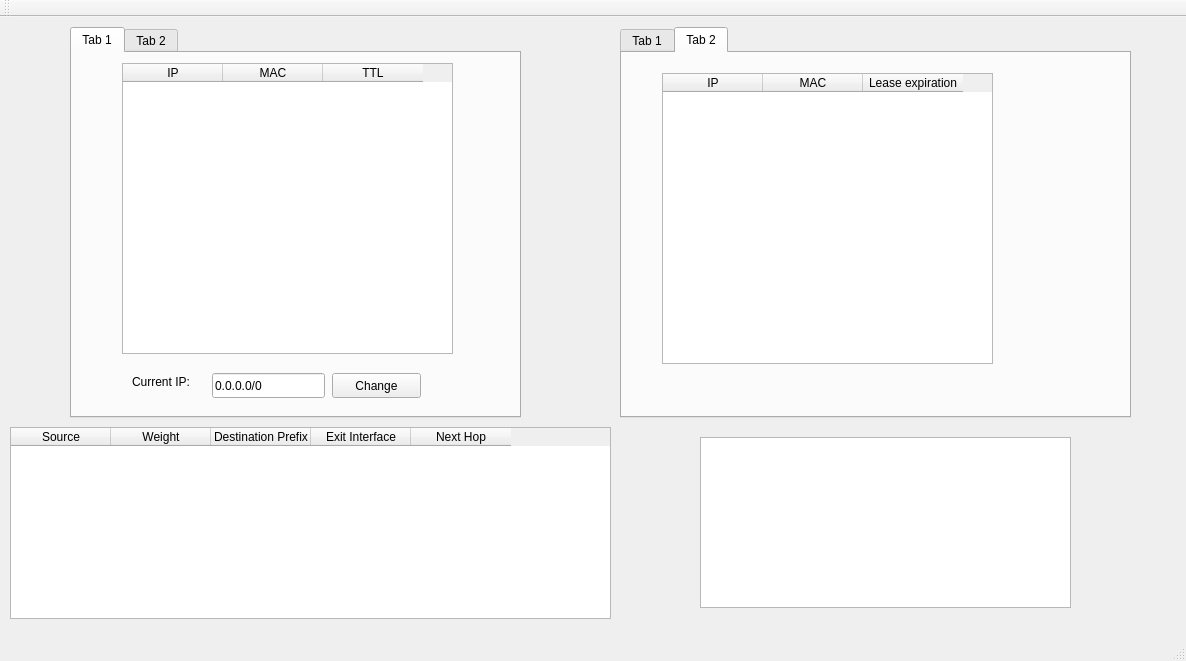
First picture: the form in mainwindow.ui, repository unknow112/R, before the edit.
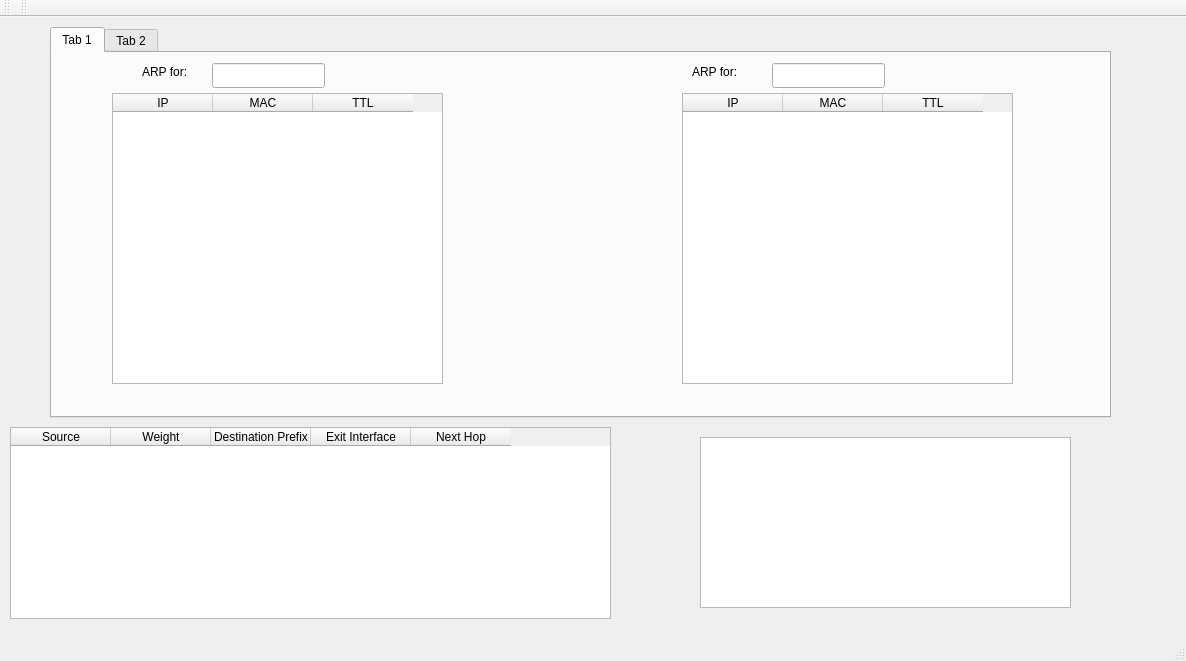
Second picture: the form after the edit. The open tabs and pages were chosen to show the change.

Patch:
```diff
--- a/mainwindow.ui
+++ b/mainwindow.ui
@@ -52,14 +52,14 @@
    <widget class="QTabWidget" name="tabWidget">
     <property name="geometry">
      <rect>
-      <x>70</x>
+      <x>50</x>
       <y>10</y>
-      <width>451</width>
+      <width>1061</width>
       <height>391</height>
      </rect>
     </property>
     <property name="currentIndex">
-     <number>1</number>
+     <number>0</number>
     </property>
     <widget class="QWidget" name="tab">
      <attribute name="title">
@@ -68,77 +68,8 @@
      <widget class="QTableWidget" name="arp_table_view">
       <property name="geometry">
        <rect>
-        <x>50</x>
-        <y>10</y>
-        <width>331</width>
-        <height>291</height>
-       </rect>
-      </property>
-      <column>
-       <property name="text">
-        <string>IP</string>
-       </property>
-      </column>
-      <column>
-       <property name="text">
-        <string>MAC</string>
-       </property>
-      </column>
-      <column>
-       <property name="text">
-        <string>TTL</string>
-       </property>
-      </column>
-     </widget>
-     <widget class="QPushButton" name="ip_change_button">
-      <property name="geometry">
-       <rect>
-        <x>260</x>
-        <y>320</y>
-        <width>89</width>
-        <height>25</height>
-       </rect>
-      </property>
-      <property name="text">
-       <string>Change</string>
-      </property>
-     </widget>
-     <widget class="QLabel" name="label">
-      <property name="geometry">
-       <rect>
         <x>60</x>
-        <y>320</y>
-        <width>81</width>
-        <height>17</height>
-       </rect>
-      </property>
-      <property name="text">
-       <string>Current IP:</string>
-      </property>
-     </widget>
-     <widget class="QLineEdit" name="ip_inputer">
-      <property name="geometry">
-       <rect>
-        <x>140</x>
-        <y>320</y>
-        <width>113</width>
-        <height>25</height>
-       </rect>
-      </property>
-      <property name="text">
-       <string>0.0.0.0/0</string>
-      </property>
-     </widget>
-    </widget>
-    <widget class="QWidget" name="tab_2">
-     <attribute name="title">
-      <string>Tab 2</string>
-     </attribute>
-     <widget class="QTableWidget" name="arp_table_view_2">
-      <property name="geometry">
-       <rect>
-        <x>40</x>
-        <y>20</y>
+        <y>40</y>
         <width>331</width>
         <height>291</height>
        </rect>
@@ -159,68 +90,93 @@
        </property>
       </column>
      </widget>
-     <widget class="QPushButton" name="ip_change_button_2">
-      <property name="geometry">
-       <rect>
-        <x>250</x>
-        <y>320</y>
-        <width>89</width>
-        <height>25</height>
-       </rect>
-      </property>
-      <property name="text">
-       <string>Change</string>
-      </property>
-     </widget>
      <widget class="QLabel" name="label_2">
       <property name="geometry">
        <rect>
-        <x>50</x>
-        <y>320</y>
-        <width>81</width>
+        <x>90</x>
+        <y>10</y>
+        <width>67</width>
         <height>17</height>
        </rect>
       </property>
       <property name="text">
-       <string>Current IP:</string>
+       <string>ARP for:</string>
       </property>
      </widget>
-     <widget class="QLineEdit" name="ip_inputer_2">
+     <widget class="QLineEdit" name="arp_name">
       <property name="geometry">
        <rect>
-        <x>130</x>
-        <y>320</y>
+        <x>160</x>
+        <y>10</y>
         <width>113</width>
         <height>25</height>
        </rect>
       </property>
+      <property name="readOnly">
+       <bool>true</bool>
+      </property>
+     </widget>
+     <widget class="QLineEdit" name="arp_name_2">
+      <property name="geometry">
+       <rect>
+        <x>720</x>
+        <y>10</y>
+        <width>113</width>
+        <height>25</height>
+       </rect>
+      </property>
+      <property name="readOnly">
+       <bool>true</bool>
+      </property>
+     </widget>
+     <widget class="QTableWidget" name="arp_table_view_2">
+      <property name="geometry">
+       <rect>
+        <x>630</x>
+        <y>40</y>
+        <width>331</width>
+        <height>291</height>
+       </rect>
+      </property>
+      <column>
+       <property name="text">
+        <string>IP</string>
+       </property>
+      </column>
+      <column>
+       <property name="text">
+        <string>MAC</string>
+       </property>
+      </column>
+      <column>
+       <property name="text">
+        <string>TTL</string>
+       </property>
+      </column>
+     </widget>
+     <widget class="QLabel" name="label">
+      <property name="geometry">
+       <rect>
+        <x>640</x>
+        <y>10</y>
+        <width>67</width>
+        <height>17</height>
+       </rect>
+      </property>
       <property name="text">
-       <string>0.0.0.0/0</string>
+       <string>ARP for:</string>
       </property>
      </widget>
     </widget>
-   </widget>
-   <widget class="QTabWidget" name="tabWidget_2">
-    <property name="geometry">
-     <rect>
-      <x>620</x>
-      <y>10</y>
-      <width>511</width>
-      <height>391</height>
-     </rect>
-    </property>
-    <property name="currentIndex">
-     <number>1</number>
-    </property>
-    <widget class="QWidget" name="tab_5">
+    <widget class="QWidget" name="tab_2">
      <attribute name="title">
-      <string>Tab 1</string>
+      <string>Tab 2</string>
      </attribute>
-     <widget class="QTableWidget" name="arp_table_view_3">
+     <widget class="QTableWidget" name="dhcp_view">
       <property name="geometry">
        <rect>
-        <x>50</x>
-        <y>10</y>
+        <x>40</x>
+        <y>60</y>
         <width>331</width>
         <height>291</height>
        </rect>
@@ -241,16 +197,11 @@
        </property>
       </column>
      </widget>
-    </widget>
-    <widget class="QWidget" name="tab_6">
-     <attribute name="title">
-      <string>Tab 2</string>
-     </attribute>
-     <widget class="QTableWidget" name="arp_table_view_4">
+     <widget class="QTableWidget" name="dhcp_view_2">
       <property name="geometry">
        <rect>
-        <x>40</x>
-        <y>20</y>
+        <x>660</x>
+        <y>50</y>
         <width>331</width>
         <height>291</height>
        </rect>
@@ -273,7 +224,7 @@
      </widget>
     </widget>
    </widget>
-   <widget class="QTableWidget" name="tableWidget">
+   <widget class="QTableWidget" name="rip_status">
     <property name="geometry">
      <rect>
       <x>700</x>
@@ -303,6 +254,17 @@
    </attribute>
   </widget>
   <widget class="QStatusBar" name="statusBar"/>
+  <widget class="QToolBar" name="toolBar">
+   <property name="windowTitle">
+    <string>toolBar</string>
+   </property>
+   <attribute name="toolBarArea">
+    <enum>TopToolBarArea</enum>
+   </attribute>
+   <attribute name="toolBarBreak">
+    <bool>false</bool>
+   </attribute>
+  </widget>
  </widget>
  <layoutdefault spacing="6" margin="11"/>
  <resources/>
```
